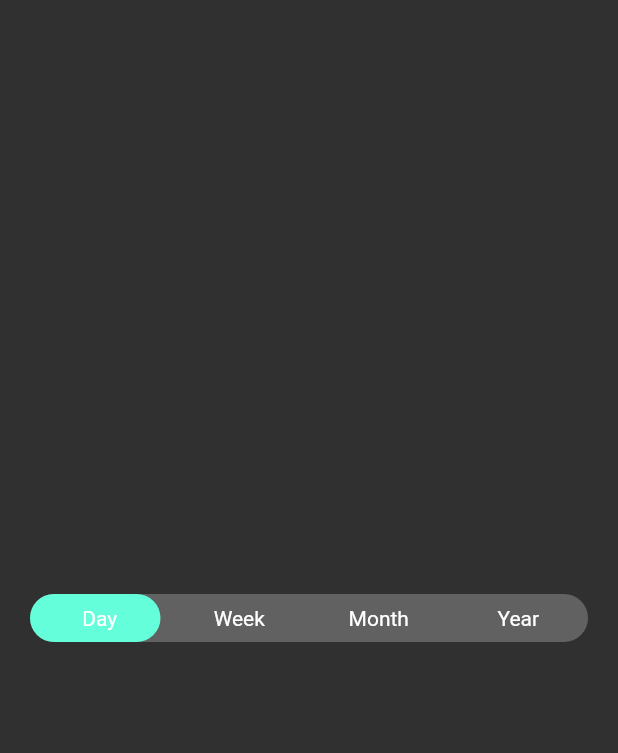
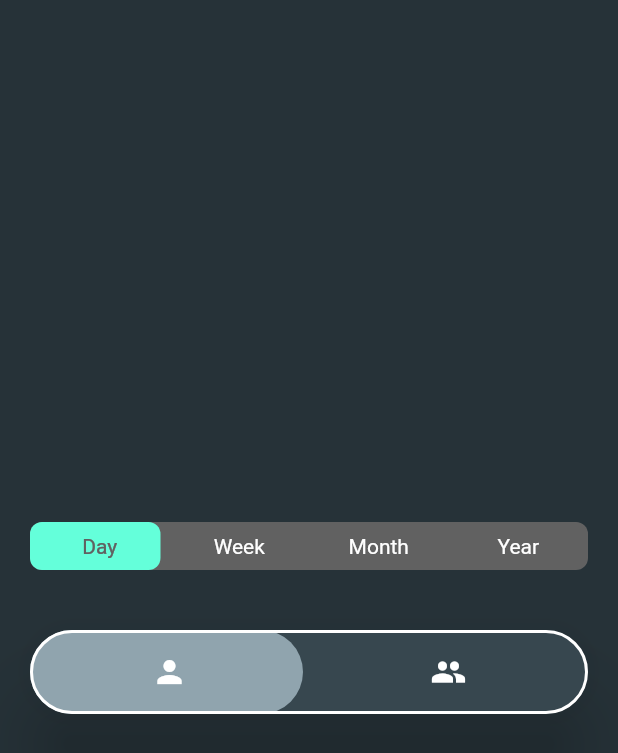
Before and after one commit to JorisObert/animated_button_bar, a Flutter app: the screen it shows after launch, on a phone screen of 412 x 824 dp. Shown: the top 753 px of the screen. Run offline on Flutter 3.47's test engine with Material 2 defaults, Android fonts, the phone set to English and light mode, and no system bars.

Commit message:
[0.0.2] Switched to null safety Added invertedSelection feature

```diff
--- a/example/lib/main.dart
+++ b/example/lib/main.dart
@@ -10,6 +10,7 @@ class MyApp extends StatelessWidget {
   Widget build(BuildContext context) {
     return MaterialApp(
       title: 'AnimatedButtonBar',
+      debugShowCheckedModeBanner: false,
       theme: ThemeData(primarySwatch: Colors.blue, brightness: Brightness.dark),
       home: SampleView(),
     );
@@ -25,12 +26,15 @@ class _SampleViewState extends State<SampleView> {
   @override
   Widget build(BuildContext context) {
     return Scaffold(
+      backgroundColor: Colors.blueGrey.shade900,
       body: Column(
         mainAxisAlignment: MainAxisAlignment.center,
         children: [
+          //inverted selection button bar
           AnimatedButtonBar(
-            radius: 16.0,
+            radius: 8.0,
             padding: const EdgeInsets.all(16.0),
+            invertedSelection: true,
             children: [
               ButtonBarEntry(onTap: () => print('First item tapped'), child: Text('Day')),
               ButtonBarEntry(onTap: () => print('Second item tapped'), child: Text('Week')),
@@ -38,6 +42,21 @@ class _SampleViewState extends State<SampleView> {
               ButtonBarEntry(onTap: () => print('Fourth item tapped'), child: Text('Year'))
             ],
           ),
+          //You can populate it with different types of widgets like Icon
+          AnimatedButtonBar(
+            radius: 32.0,
+            padding: const EdgeInsets.all(16.0),
+            backgroundColor: Colors.blueGrey.shade800,
+            foregroundColor: Colors.blueGrey.shade300,
+            elevation: 24,
+            borderColor: Colors.white,
+            borderWidth: 2,
+            innerVerticalPadding: 16,
+            children: [
+              ButtonBarEntry(onTap: () => print('First item tapped'), child: Icon(Icons.person)),
+              ButtonBarEntry(onTap: () => print('Second item tapped'), child: Icon(Icons.people)),
+            ],
+          ),
         ],
       ),
     );
--- a/example/pubspec.yaml
+++ b/example/pubspec.yaml
@@ -18,7 +18,7 @@ publish_to: 'none' # Remove this line if you wish to publish to pub.dev
 version: 1.0.0+1
 
 environment:
-  sdk: ">=2.7.0 <3.0.0"
+  sdk: ">=2.12.0 <3.0.0"
 
 dependencies:
   flutter:
--- a/lib/animated_button_bar.dart
+++ b/lib/animated_button_bar.dart
@@ -4,24 +4,27 @@ import 'package:flutter/material.dart';
 
 ///A row of buttons with animated selection
 class AnimatedButtonBar extends StatefulWidget {
-
   ///Duration for the selection animation
   final Duration animationDuration;
-  final Color backgroundColor;
-  final Color foregroundColor;
+  final Color? backgroundColor;
+  final Color? foregroundColor;
   final double radius;
+
   ///A list of [ButtonBarEntry] to display
   final List<ButtonBarEntry> children;
   final double innerVerticalPadding;
   final double elevation;
-  final Color borderColor;
-  final double borderWidth;
+  final Color? borderColor;
+  final double? borderWidth;
   final Curve curve;
   final EdgeInsets padding;
 
+  ///Invert color of the child when true
+  final bool invertedSelection;
+
   const AnimatedButtonBar({
-    Key key,
-    @required this.children,
+    Key? key,
+    required this.children,
     this.animationDuration = const Duration(milliseconds: 200),
     this.backgroundColor,
     this.foregroundColor,
@@ -32,6 +35,7 @@ class AnimatedButtonBar extends StatefulWidget {
     this.borderWidth,
     this.curve = Curves.fastOutSlowIn,
     this.padding = const EdgeInsets.all(0),
+    this.invertedSelection = false,
   }) : super(key: key);
 
   @override
@@ -43,18 +47,18 @@ class _AnimatedButtonBarState extends State<AnimatedButtonBar> {
 
   @override
   Widget build(BuildContext context) {
+    Color backgroundColor = widget.backgroundColor ?? Theme.of(context).backgroundColor;
     return Padding(
       padding: widget.padding,
       child: LayoutBuilder(builder: (BuildContext context, BoxConstraints constraints) {
         return Card(
-          color: widget.backgroundColor ?? Theme.of(context).backgroundColor,
+          color: backgroundColor,
           shape: RoundedRectangleBorder(
               borderRadius: BorderRadius.all(Radius.circular(widget.radius)),
               side: BorderSide(
                 color: widget.borderColor ?? Colors.transparent,
-                width: widget.borderWidth ?? widget.borderColor != null ? 1.0 : 0.0,
-              )
-          ),
+                width: widget.borderWidth ?? (widget.borderColor != null ? 1.0 : 0.0),
+              )),
           elevation: widget.elevation,
           child: Stack(
             fit: StackFit.loose,
@@ -62,8 +66,8 @@ class _AnimatedButtonBarState extends State<AnimatedButtonBar> {
               AnimatedPositioned(
                 top: 0,
                 bottom: 0,
-                left: constraints.maxWidth/widget.children.length * _index,
-                right: (constraints.maxWidth/widget.children.length) * (widget.children.length - _index - 1),
+                left: constraints.maxWidth / widget.children.length * _index,
+                right: (constraints.maxWidth / widget.children.length) * (widget.children.length - _index - 1),
                 duration: widget.animationDuration,
                 curve: widget.curve,
                 child: Container(
@@ -83,7 +87,7 @@ class _AnimatedButtonBarState extends State<AnimatedButtonBar> {
                               onTap: () {
                                 try {
                                   sideButton.onTap();
-                        }catch (e) {
+                                } catch (e) {
                                   print('onTap implementation is missing');
                                 }
                                 setState(() {
@@ -93,7 +97,11 @@ class _AnimatedButtonBarState extends State<AnimatedButtonBar> {
                               borderRadius: BorderRadius.all(Radius.circular(widget.radius)),
                               child: Padding(
                                 padding: EdgeInsets.symmetric(vertical: widget.innerVerticalPadding),
-                        child: Center(child: sideButton.child),
+                                child: Center(
+                                    child: ColorFiltered(
+                                        colorFilter: ColorFilter.mode(
+                                            backgroundColor, widget.invertedSelection && _index == i ? BlendMode.srcIn : BlendMode.dstIn),
+                                        child: sideButton.child)),
                               ),
                             ),
                           ),
@@ -112,5 +120,5 @@ class _AnimatedButtonBarState extends State<AnimatedButtonBar> {
 class ButtonBarEntry {
   final Widget child;
   final VoidCallback onTap;
-  ButtonBarEntry({@required this.child, @required this.onTap});
+  ButtonBarEntry({required this.child, required this.onTap});
 }
--- a/pubspec.yaml
+++ b/pubspec.yaml
@@ -1,11 +1,11 @@
 name: animated_button_bar
-description: A button bar with animation.
-version: 0.0.1
+description: A customizable button bar with animation on selected item.
+version: 0.0.2
 author: Joris Obert <klyridol01@gmail.com>
 homepage: https://github.com/JorisObert/animated_button_bar
 
 environment:
-  sdk: ">=2.7.0 <3.0.0"
+  sdk: ">=2.12.0 <3.0.0"
   flutter: ">=1.17.0"
 
 dependencies:
```
Also changed, not shown: example.gif, example/pubspec.lock, 2 other files. Lines whose indentation alone changed are shown as unchanged.
